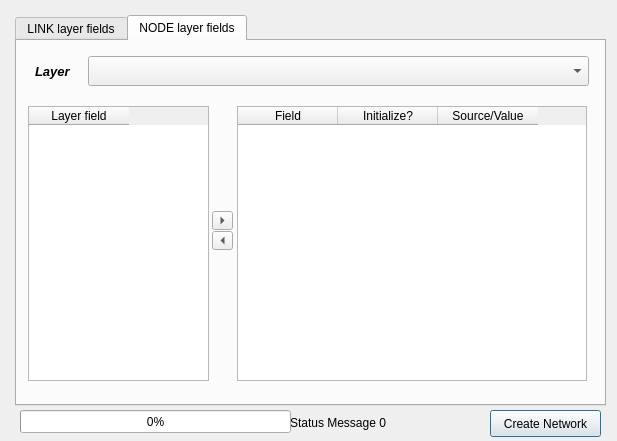
AequilibraE/qaequilibrae, file network/forms/ui_transponet_construction.ui: the form before one commit.
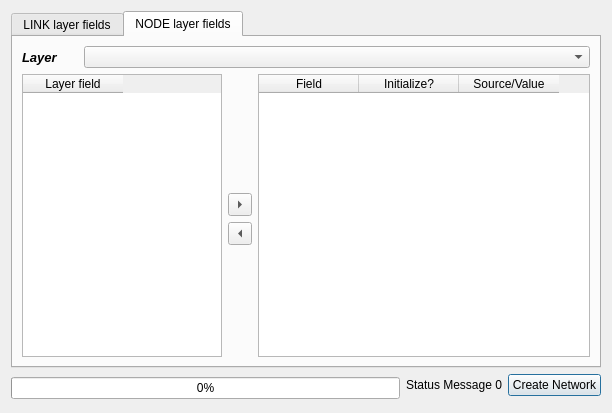
The form after the commit. The open tabs and pages were chosen to show the change. Custom widgets are drawn as their Qt base class.

Commit message: Auto-resizing for TranspoNet GUI

```diff
--- a/network/forms/ui_transponet_construction.ui
+++ b/network/forms/ui_transponet_construction.ui
@@ -6,348 +6,328 @@
    <rect>
     <x>0</x>
     <y>0</y>
-    <width>617</width>
-    <height>441</height>
+    <width>612</width>
+    <height>413</height>
    </rect>
   </property>
   <property name="windowTitle">
    <string>AequilibraE - TranpoNet preparation</string>
   </property>
-  <widget class="QTabWidget" name="tabs_list_widget">
-   <property name="geometry">
-    <rect>
-     <x>15</x>
-     <y>15</y>
-     <width>591</width>
-     <height>391</height>
-    </rect>
-   </property>
-   <property name="currentIndex">
-    <number>0</number>
-   </property>
-   <widget class="QWidget" name="tab">
-    <attribute name="title">
-     <string>LINK layer fields</string>
-    </attribute>
-    <widget class="QTableWidget" name="table_link_fields">
-     <property name="geometry">
-      <rect>
-       <x>220</x>
-       <y>65</y>
-       <width>350</width>
-       <height>275</height>
-      </rect>
+  <layout class="QGridLayout" name="gridLayout">
+   <item row="1" column="0" rowspan="2">
+    <widget class="QProgressBar" name="progressbar">
+     <property name="enabled">
+      <bool>true</bool>
      </property>
-     <column>
-      <property name="text">
-       <string>Field</string>
-      </property>
-     </column>
-     <column>
-      <property name="text">
-       <string>Initialize?</string>
-      </property>
-     </column>
-     <column>
-      <property name="text">
-       <string>Source/Value</string>
-      </property>
-     </column>
-    </widget>
-    <widget class="QgsMapLayerComboBox" name="link_layers_list">
-     <property name="geometry">
-      <rect>
-       <x>71</x>
-       <y>15</y>
-       <width>501</width>
-       <height>30</height>
-      </rect>
+     <property name="palette">
+      <palette>
+       <active>
+        <colorrole role="Highlight">
+         <brush brushstyle="SolidPattern">
+          <color alpha="255">
+           <red>0</red>
+           <green>170</green>
+           <blue>0</blue>
+          </color>
+         </brush>
+        </colorrole>
+       </active>
+       <inactive>
+        <colorrole role="Highlight">
+         <brush brushstyle="SolidPattern">
+          <color alpha="255">
+           <red>240</red>
+           <green>240</green>
+           <blue>240</blue>
+          </color>
+         </brush>
+        </colorrole>
+       </inactive>
+       <disabled>
+        <colorrole role="Highlight">
+         <brush brushstyle="SolidPattern">
+          <color alpha="255">
+           <red>51</red>
+           <green>153</green>
+           <blue>255</blue>
+          </color>
+         </brush>
+        </colorrole>
+       </disabled>
+      </palette>
      </property>
-    </widget>
-    <widget class="QLabel" name="label">
-     <property name="geometry">
-      <rect>
-       <x>18</x>
-       <y>15</y>
-       <width>56</width>
-       <height>30</height>
-      </rect>
+     <property name="value">
+      <number>0</number>
      </property>
-     <property name="font">
-      <font>
-       <pointsize>10</pointsize>
-       <weight>75</weight>
-       <italic>true</italic>
-       <bold>true</bold>
-      </font>
+     <property name="textVisible">
+      <bool>true</bool>
      </property>
-     <property name="text">
-      <string>Layer</string>
-     </property>
     </widget>
-    <widget class="QTableWidget" name="table_available_link_fields">
-     <property name="geometry">
-      <rect>
-       <x>11</x>
-       <y>65</y>
-       <width>181</width>
-       <height>275</height>
-      </rect>
+   </item>
+   <item row="0" column="0" colspan="3">
+    <widget class="QTabWidget" name="tabs_list_widget">
+     <property name="currentIndex">
+      <number>0</number>
      </property>
-     <column>
-      <property name="text">
-       <string>Layer field</string>
-      </property>
-     </column>
+     <widget class="QWidget" name="tab">
+      <attribute name="title">
+       <string>LINK layer fields</string>
+      </attribute>
+      <layout class="QGridLayout" name="gridLayout_2">
+       <item row="5" column="3">
+        <spacer name="verticalSpacer_2">
+         <property name="orientation">
+          <enum>Qt::Vertical</enum>
+         </property>
+         <property name="sizeHint" stdset="0">
+          <size>
+           <width>20</width>
+           <height>89</height>
+          </size>
+         </property>
+        </spacer>
+       </item>
+       <item row="1" column="0" rowspan="6" colspan="3">
+        <widget class="QTableWidget" name="table_available_link_fields">
+         <property name="maximumSize">
+          <size>
+           <width>200</width>
+           <height>16777215</height>
+          </size>
+         </property>
+         <column>
+          <property name="text">
+           <string>Layer field</string>
+          </property>
+         </column>
+        </widget>
+       </item>
+       <item row="0" column="1" colspan="4">
+        <widget class="QgsMapLayerComboBox" name="link_layers_list"/>
+       </item>
+       <item row="4" column="3">
+        <widget class="QToolButton" name="but_removes_from_links">
+         <property name="text">
+          <string>...</string>
+         </property>
+         <property name="toolButtonStyle">
+          <enum>Qt::ToolButtonIconOnly</enum>
+         </property>
+         <property name="arrowType">
+          <enum>Qt::LeftArrow</enum>
+         </property>
+        </widget>
+       </item>
+       <item row="0" column="0">
+        <widget class="QLabel" name="label">
+         <property name="maximumSize">
+          <size>
+           <width>56</width>
+           <height>16777215</height>
+          </size>
+         </property>
+         <property name="font">
+          <font>
+           <pointsize>10</pointsize>
+           <weight>75</weight>
+           <italic>true</italic>
+           <bold>true</bold>
+          </font>
+         </property>
+         <property name="text">
+          <string>Layer</string>
+         </property>
+        </widget>
+       </item>
+       <item row="3" column="3">
+        <widget class="QToolButton" name="but_adds_to_links">
+         <property name="text">
+          <string>...</string>
+         </property>
+         <property name="toolButtonStyle">
+          <enum>Qt::ToolButtonIconOnly</enum>
+         </property>
+         <property name="arrowType">
+          <enum>Qt::RightArrow</enum>
+         </property>
+        </widget>
+       </item>
+       <item row="1" column="4" rowspan="6">
+        <widget class="QTableWidget" name="table_link_fields">
+         <column>
+          <property name="text">
+           <string>Field</string>
+          </property>
+         </column>
+         <column>
+          <property name="text">
+           <string>Initialize?</string>
+          </property>
+         </column>
+         <column>
+          <property name="text">
+           <string>Source/Value</string>
+          </property>
+         </column>
+        </widget>
+       </item>
+       <item row="1" column="3">
+        <spacer name="verticalSpacer">
+         <property name="orientation">
+          <enum>Qt::Vertical</enum>
+         </property>
+         <property name="sizeHint" stdset="0">
+          <size>
+           <width>20</width>
+           <height>87</height>
+          </size>
+         </property>
+        </spacer>
+       </item>
+      </layout>
+     </widget>
+     <widget class="QWidget" name="tab_2">
+      <attribute name="title">
+       <string>NODE layer fields</string>
+      </attribute>
+      <layout class="QGridLayout" name="gridLayout_3">
+       <item row="1" column="4" rowspan="6">
+        <widget class="QTableWidget" name="table_node_fields">
+         <column>
+          <property name="text">
+           <string>Field</string>
+          </property>
+         </column>
+         <column>
+          <property name="text">
+           <string>Initialize?</string>
+          </property>
+          <property name="textAlignment">
+           <set>AlignHCenter|AlignVCenter|AlignCenter</set>
+          </property>
+         </column>
+         <column>
+          <property name="text">
+           <string>Source/Value</string>
+          </property>
+         </column>
+        </widget>
+       </item>
+       <item row="3" column="3">
+        <widget class="QToolButton" name="but_adds_to_nodes">
+         <property name="text">
+          <string>...</string>
+         </property>
+         <property name="toolButtonStyle">
+          <enum>Qt::ToolButtonIconOnly</enum>
+         </property>
+         <property name="arrowType">
+          <enum>Qt::RightArrow</enum>
+         </property>
+        </widget>
+       </item>
+       <item row="4" column="3">
+        <widget class="QToolButton" name="but_removes_from_nodes">
+         <property name="text">
+          <string>...</string>
+         </property>
+         <property name="toolButtonStyle">
+          <enum>Qt::ToolButtonIconOnly</enum>
+         </property>
+         <property name="arrowType">
+          <enum>Qt::LeftArrow</enum>
+         </property>
+        </widget>
+       </item>
+       <item row="0" column="0">
+        <widget class="QLabel" name="label_2">
+         <property name="maximumSize">
+          <size>
+           <width>56</width>
+           <height>16777215</height>
+          </size>
+         </property>
+         <property name="font">
+          <font>
+           <pointsize>10</pointsize>
+           <weight>75</weight>
+           <italic>true</italic>
+           <bold>true</bold>
+          </font>
+         </property>
+         <property name="text">
+          <string>Layer</string>
+         </property>
+        </widget>
+       </item>
+       <item row="0" column="1" colspan="4">
+        <widget class="QgsMapLayerComboBox" name="node_layers_list"/>
+       </item>
+       <item row="1" column="0" rowspan="6" colspan="3">
+        <widget class="QTableWidget" name="table_available_node_field">
+         <property name="maximumSize">
+          <size>
+           <width>200</width>
+           <height>16777215</height>
+          </size>
+         </property>
+         <column>
+          <property name="text">
+           <string>Layer field</string>
+          </property>
+         </column>
+        </widget>
+       </item>
+       <item row="5" column="3">
+        <spacer name="verticalSpacer_3">
+         <property name="orientation">
+          <enum>Qt::Vertical</enum>
+         </property>
+         <property name="sizeHint" stdset="0">
+          <size>
+           <width>20</width>
+           <height>90</height>
+          </size>
+         </property>
+        </spacer>
+       </item>
+       <item row="1" column="3">
+        <spacer name="verticalSpacer_4">
+         <property name="orientation">
+          <enum>Qt::Vertical</enum>
+         </property>
+         <property name="sizeHint" stdset="0">
+          <size>
+           <width>20</width>
+           <height>86</height>
+          </size>
+         </property>
+        </spacer>
+       </item>
+      </layout>
+     </widget>
     </widget>
-    <widget class="QToolButton" name="but_adds_to_links">
-     <property name="geometry">
-      <rect>
-       <x>195</x>
-       <y>170</y>
-       <width>21</width>
-       <height>19</height>
-      </rect>
-     </property>
+   </item>
+   <item row="1" column="2">
+    <widget class="QPushButton" name="but_create_network_file">
      <property name="text">
-      <string>...</string>
+      <string>Create Network</string>
      </property>
-     <property name="toolButtonStyle">
-      <enum>Qt::ToolButtonIconOnly</enum>
-     </property>
-     <property name="arrowType">
-      <enum>Qt::RightArrow</enum>
-     </property>
     </widget>
-    <widget class="QToolButton" name="but_removes_from_links">
-     <property name="geometry">
-      <rect>
-       <x>195</x>
-       <y>190</y>
-       <width>21</width>
-       <height>19</height>
-      </rect>
-     </property>
-     <property name="text">
-      <string>...</string>
-     </property>
-     <property name="toolButtonStyle">
-      <enum>Qt::ToolButtonIconOnly</enum>
-     </property>
-     <property name="arrowType">
-      <enum>Qt::LeftArrow</enum>
-     </property>
-    </widget>
-   </widget>
-   <widget class="QWidget" name="tab_2">
-    <attribute name="title">
-     <string>NODE layer fields</string>
-    </attribute>
-    <widget class="QTableWidget" name="table_node_fields">
-     <property name="geometry">
-      <rect>
-       <x>220</x>
-       <y>65</y>
-       <width>350</width>
-       <height>275</height>
-      </rect>
-     </property>
-     <column>
-      <property name="text">
-       <string>Field</string>
-      </property>
-     </column>
-     <column>
-      <property name="text">
-       <string>Initialize?</string>
-      </property>
-      <property name="textAlignment">
-       <set>AlignHCenter|AlignVCenter|AlignCenter</set>
-      </property>
-     </column>
-     <column>
-      <property name="text">
-       <string>Source/Value</string>
-      </property>
-     </column>
-    </widget>
-    <widget class="QgsMapLayerComboBox" name="node_layers_list">
-     <property name="geometry">
-      <rect>
-       <x>71</x>
-       <y>15</y>
-       <width>501</width>
-       <height>30</height>
-      </rect>
-     </property>
-    </widget>
-    <widget class="QLabel" name="label_2">
-     <property name="geometry">
-      <rect>
-       <x>18</x>
-       <y>15</y>
-       <width>56</width>
-       <height>30</height>
-      </rect>
-     </property>
+   </item>
+   <item row="1" column="1">
+    <widget class="QLabel" name="progress_label">
      <property name="font">
       <font>
-       <pointsize>10</pointsize>
-       <weight>75</weight>
-       <italic>true</italic>
-       <bold>true</bold>
+       <pointsize>9</pointsize>
       </font>
      </property>
      <property name="text">
-      <string>Layer</string>
+      <string>Status Message 0</string>
      </property>
     </widget>
-    <widget class="QTableWidget" name="table_available_node_field">
-     <property name="geometry">
-      <rect>
-       <x>11</x>
-       <y>65</y>
-       <width>181</width>
-       <height>275</height>
-      </rect>
-     </property>
-     <column>
-      <property name="text">
-       <string>Layer field</string>
-      </property>
-     </column>
-    </widget>
-    <widget class="QToolButton" name="but_removes_from_nodes">
-     <property name="geometry">
-      <rect>
-       <x>195</x>
-       <y>190</y>
-       <width>21</width>
-       <height>19</height>
-      </rect>
-     </property>
-     <property name="text">
-      <string>...</string>
-     </property>
-     <property name="toolButtonStyle">
-      <enum>Qt::ToolButtonIconOnly</enum>
-     </property>
-     <property name="arrowType">
-      <enum>Qt::LeftArrow</enum>
-     </property>
-    </widget>
-    <widget class="QToolButton" name="but_adds_to_nodes">
-     <property name="geometry">
-      <rect>
-       <x>195</x>
-       <y>170</y>
-       <width>21</width>
-       <height>19</height>
-      </rect>
-     </property>
-     <property name="text">
-      <string>...</string>
-     </property>
-     <property name="toolButtonStyle">
-      <enum>Qt::ToolButtonIconOnly</enum>
-     </property>
-     <property name="arrowType">
-      <enum>Qt::RightArrow</enum>
-     </property>
-    </widget>
-   </widget>
-  </widget>
-  <widget class="QPushButton" name="but_create_network_file">
-   <property name="geometry">
-    <rect>
-     <x>490</x>
-     <y>410</y>
-     <width>111</width>
-     <height>27</height>
-    </rect>
-   </property>
-   <property name="text">
-    <string>Create Network</string>
-   </property>
-  </widget>
-  <widget class="QProgressBar" name="progressbar">
-   <property name="enabled">
-    <bool>true</bool>
-   </property>
-   <property name="geometry">
-    <rect>
-     <x>20</x>
-     <y>410</y>
-     <width>271</width>
-     <height>23</height>
-    </rect>
-   </property>
-   <property name="palette">
-    <palette>
-     <active>
-      <colorrole role="Highlight">
-       <brush brushstyle="SolidPattern">
-        <color alpha="255">
-         <red>0</red>
-         <green>170</green>
-         <blue>0</blue>
-        </color>
-       </brush>
-      </colorrole>
-     </active>
-     <inactive>
-      <colorrole role="Highlight">
-       <brush brushstyle="SolidPattern">
-        <color alpha="255">
-         <red>240</red>
-         <green>240</green>
-         <blue>240</blue>
-        </color>
-       </brush>
-      </colorrole>
-     </inactive>
-     <disabled>
-      <colorrole role="Highlight">
-       <brush brushstyle="SolidPattern">
-        <color alpha="255">
-         <red>51</red>
-         <green>153</green>
-         <blue>255</blue>
-        </color>
-       </brush>
-      </colorrole>
-     </disabled>
-    </palette>
-   </property>
-   <property name="value">
-    <number>0</number>
-   </property>
-   <property name="textVisible">
-    <bool>true</bool>
-   </property>
-  </widget>
-  <widget class="QLabel" name="progress_label">
-   <property name="geometry">
-    <rect>
-     <x>290</x>
-     <y>412</y>
-     <width>261</width>
-     <height>21</height>
-    </rect>
-   </property>
-   <property name="font">
-    <font>
-     <pointsize>9</pointsize>
-    </font>
-   </property>
-   <property name="text">
-    <string>Status Message 0</string>
-   </property>
-  </widget>
-  <zorder>progress_label</zorder>
-  <zorder>tabs_list_widget</zorder>
-  <zorder>but_create_network_file</zorder>
-  <zorder>progressbar</zorder>
+   </item>
+  </layout>
  </widget>
  <customwidgets>
   <customwidget>
```
